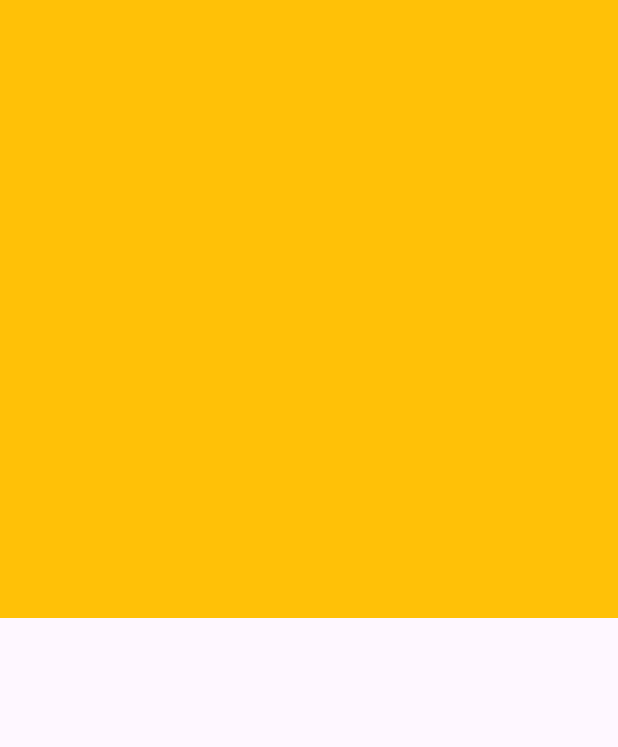
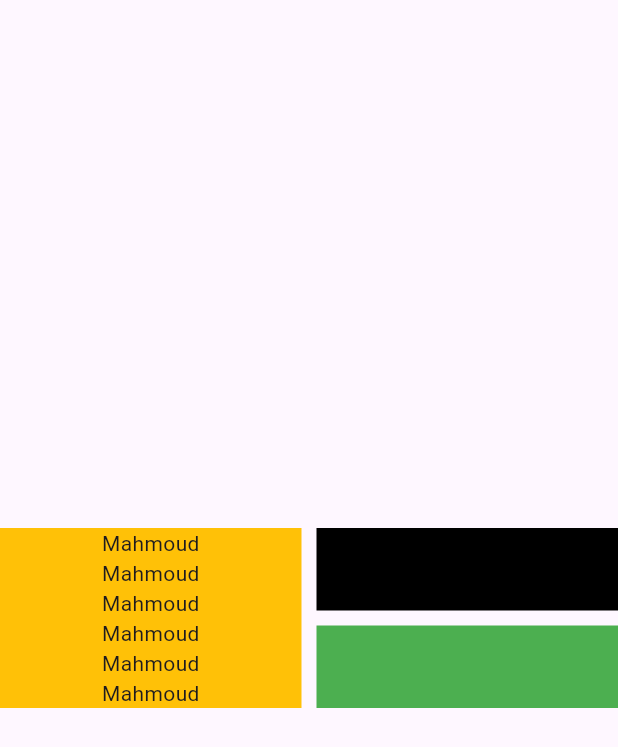
Before and after one commit to Mahmoud-Adel-Ali/Simple-tasks, a Flutter app: the screen it shows after launch, on a phone screen of 412 x 824 dp. Shown: the top 747 px of the screen. Run offline on Flutter 3.47's test engine with Material 3 defaults, Android fonts, the phone set to English and light mode, and no system bars; our stand-ins replace bloc, flutter_bloc; missing offline and left inert: flutter_barcode_scanner.

Commit message:
Intrinsic Widgets : Intrinsic Height

```diff
--- a/responsive_content/lib/main.dart
+++ b/responsive_content/lib/main.dart
@@ -16,29 +16,59 @@ class MyApp extends StatelessWidget {
   Widget build(BuildContext context) {
     return const MaterialApp(
       debugShowCheckedModeBanner: false,
-      home: AspecratioExampl(),
+      home: IntrinsicExample(),
     );
   }
 }
 
-class AspecratioExampl extends StatelessWidget {
-  const AspecratioExampl({super.key});
+class IntrinsicExample extends StatelessWidget {
+  const IntrinsicExample({super.key});
 
+  /// Intrinsic Widgets : Intrinsic Height
   @override
   Widget build(BuildContext context) {
-    return  Scaffold(
-      body: Align(
-        alignment: Alignment.topCenter,
-        child: AspectRatio(
-          aspectRatio: 1/1,// width / height
-          child: Container(
-            color: Colors.amber,
-            width: MediaQuery.sizeOf(context).width,
-            // height: 100,
+    return Scaffold(
+      body: Center(
+        child: IntrinsicHeight(
+          child: Row(
+            children: [
+              Expanded(
+                child: Container(
+                  color: Colors.amber,
+                  child: const Column(
+                    children: [
+                      Text("Mahmoud"),
+                      Text("Mahmoud"),
+                      Text("Mahmoud"),
+                      Text("Mahmoud"),
+                      Text("Mahmoud"),
+                      Text("Mahmoud"),
+                    ],
+                  ),
+                ),
+              ),
+              const SizedBox(width: 10),
+              Expanded(
+                child: Column(
+                  children: [
+                    Expanded(
+                      child: Container(
+                        color: Colors.black,
+                      ),
+                    ),
+                    const SizedBox(height: 10),
+                    Expanded(
+                      child: Container(
+                        color: Colors.green,
+                      ),
+                    ),
+                  ],
+                ),
+              ),
+            ],
           ),
         ),
       ),
-
     );
   }
 }
```
